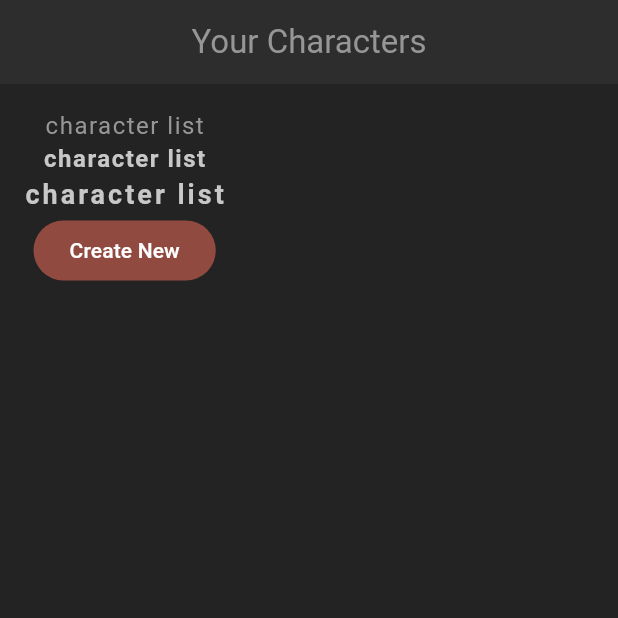
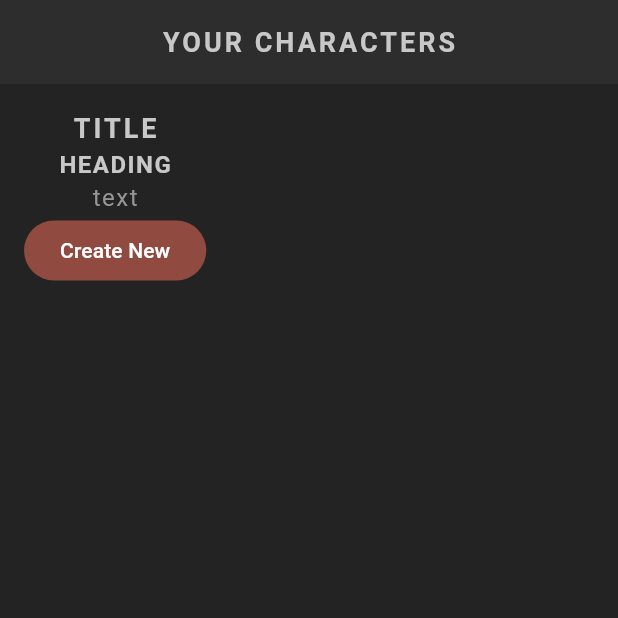
Before and after one commit to hanankadry/characters_cards, a Flutter app: the screen it shows after launch, on a phone screen of 412 x 824 dp, the top half of it. Run offline on Flutter 3.47's test engine with Material 3 defaults, Android fonts, the phone set to English and light mode, and no system bars.

Commit message:
adding shared widgets

```diff
--- a/lib/screens/home/home.dart
+++ b/lib/screens/home/home.dart
@@ -1,3 +1,4 @@
+import 'package:characters_cards/shared/styled_text.dart';
 import 'package:flutter/material.dart';
 
 class Home extends StatefulWidget {
@@ -11,20 +12,17 @@
   @override
   Widget build(BuildContext context) {
     return Scaffold(
-      appBar: AppBar(title: const Text('Your Characters'), centerTitle: true),
+      appBar: AppBar(
+        title: const StyledTitle('Your Characters'),
+        centerTitle: true,
+      ),
       body: Container(
         padding: const EdgeInsets.all(16),
         child: Column(
           children: [
-            const Text('character list'),
-            Text(
-              'character list',
-              style: Theme.of(context).textTheme.headlineMedium,
-            ),
-            Text(
-              'character list',
-              style: Theme.of(context).textTheme.titleMedium,
-            ),
+            const StyledTitle('title'),
+            const StyledHeading('heading'),
+            const StyledText('text'),
 
             FilledButton(
               onPressed: () {
@@ -32,7 +30,7 @@
               },
               child: const Text('Create New'),
             ),
-          ],
+          ]
         ),
       ),
     );
--- /dev/null
+++ b/lib/shared/styled_text.dart
@@ -0,0 +1,34 @@
+import 'package:flutter/material.dart';
+
+class StyledText extends StatelessWidget {
+  const StyledText(this.text, {super.key});
+
+  final String text;
+
+  @override
+  Widget build(BuildContext context) {
+    return Text(text, style: Theme.of(context).textTheme.bodyMedium);
+  }
+}
+
+class StyledHeading extends StatelessWidget {
+  const StyledHeading(this.text, {super.key});
+
+  final String text;
+
+  @override
+  Widget build(BuildContext context) {
+    return Text(text.toUpperCase(), style: Theme.of(context).textTheme.headlineMedium);
+  }
+}
+
+class StyledTitle extends StatelessWidget {
+  const StyledTitle(this.text, {super.key});
+
+  final String text;
+
+  @override
+  Widget build(BuildContext context) {
+    return Text(text.toUpperCase(), style: Theme.of(context).textTheme.titleMedium);
+  }
+}
```
Also changed, not shown: lib/theme.dart (+6 -1 lines).
